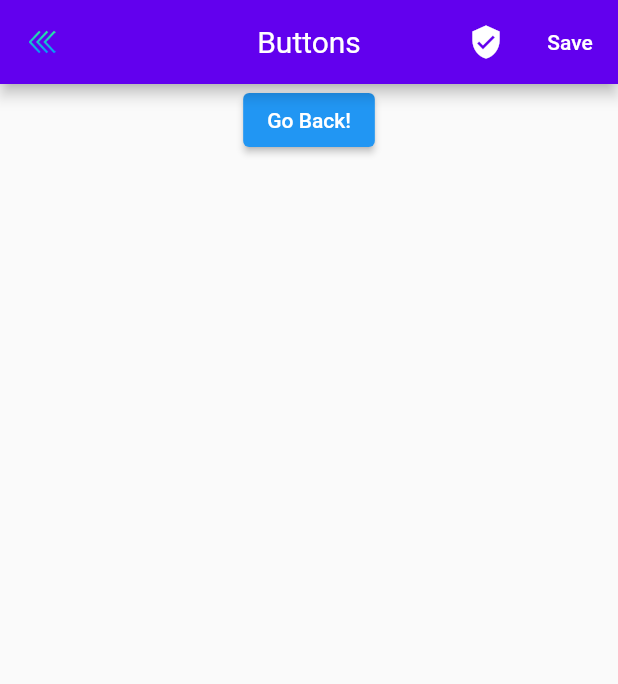
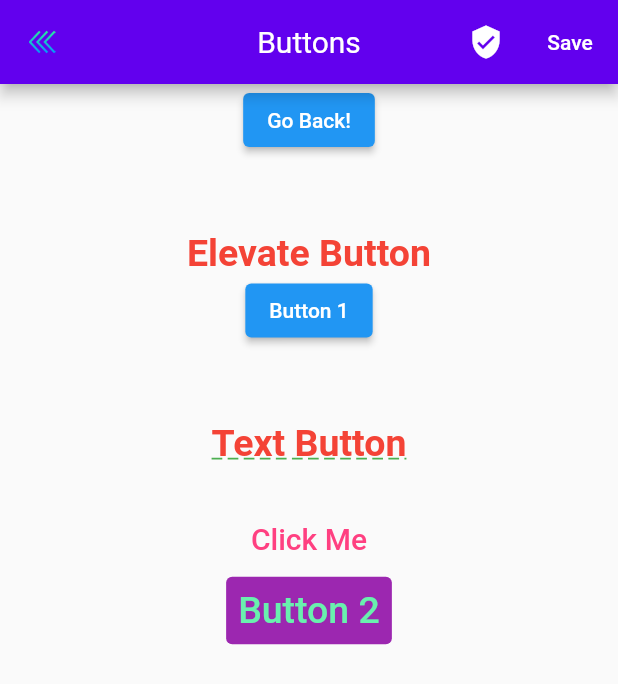
Before and after one commit to LavanDroid/Learning-Flutter, a Flutter app: the MyButtons screen opened directly, on a phone screen of 412 x 824 dp. Shown: the top 684 px of the screen. Run offline on Flutter 3.47's test engine with Material 2 defaults, Android fonts, the phone set to English and light mode, and no system bars; our stand-ins replace fluttertoast.

Commit message:
implement toast package

```diff
--- a/lib/appbase/app_base.dart
+++ b/lib/appbase/app_base.dart
@@ -6,6 +6,6 @@ abstract class AppBase {
   late var appPrint = AppPrint();
   late var appColor = AppColors();
 
-  //  appColor
-  void myVeeraMethod();
+  // ? This method can use, but i hide
+  // void myVeeraMethod();
 }
--- a/lib/appbase/app_extension.dart
+++ b/lib/appbase/app_extension.dart
@@ -5,7 +5,8 @@ import 'package:flutter_demo/appbase/api_constants.dart';
 class AppPrint {
   call(dynamic msg) {
     if (!ApiConstants.inProduction) {
-      print('Veera : $msg -> ' + (ApiConstants.inProduction.toString()));
+      //print('Veera : $msg -> ' + (ApiConstants.inProduction.toString()));
+      print('$msg');
     }
   }
 }
--- a/lib/buttons/my_button.dart
+++ b/lib/buttons/my_button.dart
@@ -1,7 +1,9 @@
 // ignore_for_file: avoid_print
 
 import 'package:flutter/material.dart';
+import 'package:flutter_demo/appbase/app_base.dart';
 import 'package:flutter_demo/custom_appbar/base_appbar.dart';
+import 'package:fluttertoast/fluttertoast.dart';
 
 class MyButtons extends StatefulWidget {
   const MyButtons({Key? key}) : super(key: key);
@@ -11,7 +13,7 @@ class MyButtons extends StatefulWidget {
   _MyButtonsState createState() => _MyButtonsState();
 }
 
-class _MyButtonsState extends State<MyButtons> {
+class _MyButtonsState extends State<MyButtons> with AppBase {
   @override
   Widget build(BuildContext context) {
     return Scaffold(
@@ -53,6 +55,64 @@ class _MyButtonsState extends State<MyButtons> {
                     Navigator.pop(context);
                   },
                   child: const Text('Go Back!')),
+              const SizedBox(
+                height: 50.0,
+              ),
+              const Text(
+                'Elevate Button',
+                style: TextStyle(
+                    fontSize: 25.0,
+                    color: Colors.red,
+                    fontWeight: FontWeight.bold),
+              ),
+              ElevatedButton(
+                  onPressed: () => {
+                        //appPrint('Button 1'),
+                        Fluttertoast.showToast(msg: "Button 1")
+                      },
+                  child: const Text('Button 1')),
+              const SizedBox(
+                height: 50.0,
+              ),
+              const Text(
+                'Text Button',
+                style: TextStyle(
+                    fontSize: 25.0,
+                    color: Colors.red,
+                    decoration: TextDecoration.underline,
+                    decorationStyle: TextDecorationStyle.dashed,
+                    decorationColor: Colors.green,
+                    fontWeight: FontWeight.bold),
+              ),
+              const SizedBox(
+                height: 25.0,
+              ),
+              TextButton(
+                onPressed: () => appPrint('Click Me'),
+                child: const Text(
+                  'Click Me',
+                  style: TextStyle(fontSize: 20.0, color: Colors.pinkAccent),
+                ),
+              ),
+              TextButton(
+                onPressed: () => appPrint('Button 2'),
+                child: const Text(
+                  'Button 2',
+                  style: TextStyle(fontSize: 25.0),
+                ),
+                style: TextButton.styleFrom(
+                    primary: Colors.greenAccent,
+                    backgroundColor: Colors.purple),
+              ),
+              /* child: Text(
+                  'Button 2',
+                  style:
+                  (
+                      fontSize: 20.0,
+                      color: Colors.greenAccent,
+                      backgroundColor: Colors.purple),
+                ),
+              )),*/
             ],
           ),
         ),
--- a/pubspec.yaml
+++ b/pubspec.yaml
@@ -34,9 +34,9 @@ dependencies:
   # The following adds the Cupertino Icons font to your application.
   # Use with the CupertinoIcons class for iOS style icons.
   cupertino_icons: ^1.0.2
+  fluttertoast: ^8.0.8
 
 dev_dependencies:
-  flutter_launcher_icons: "^0.9.2"
   flutter_test:
     sdk: flutter
 
@@ -46,6 +46,7 @@ dev_dependencies:
   # package. See that file for information about deactivating specific lint
   # rules and activating additional ones.
   flutter_lints: ^1.0.0
+  flutter_launcher_icons: "^0.9.2"
 
 # For information on the generic Dart part of this file, see the
 # following page: https://dart.dev/tools/pub/pubspec
```
Also changed, not shown: lib/generated_plugin_registrant.dart (added, +16 -0 lines), lib/main.dart (+13 -5 lines), pubspec.lock, 6 other files.
